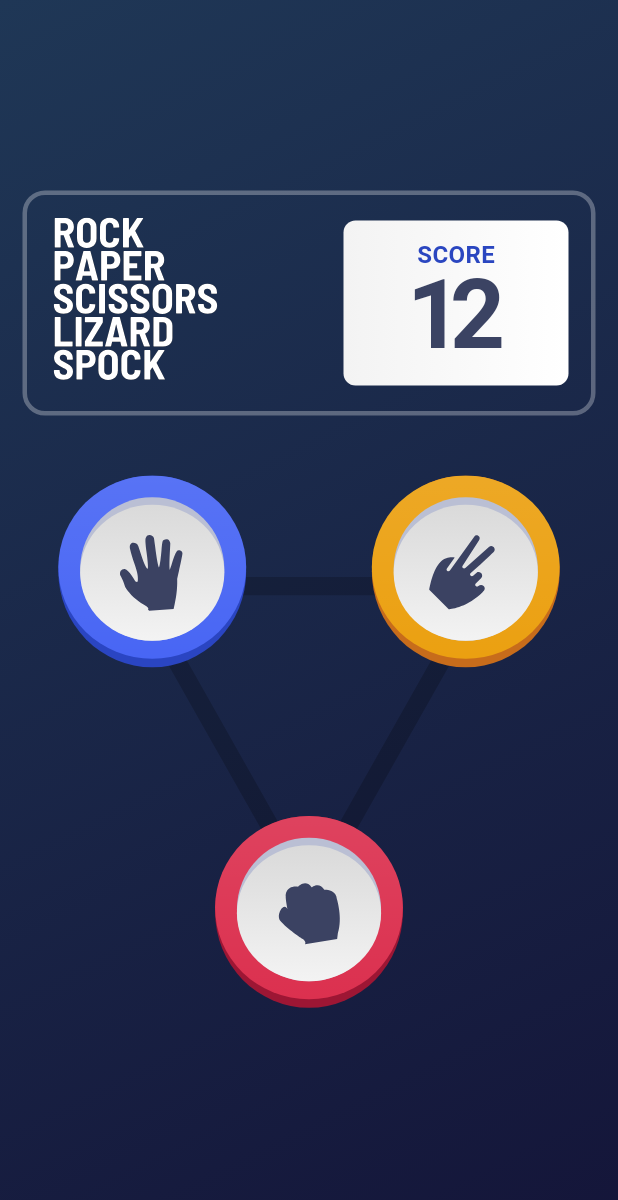
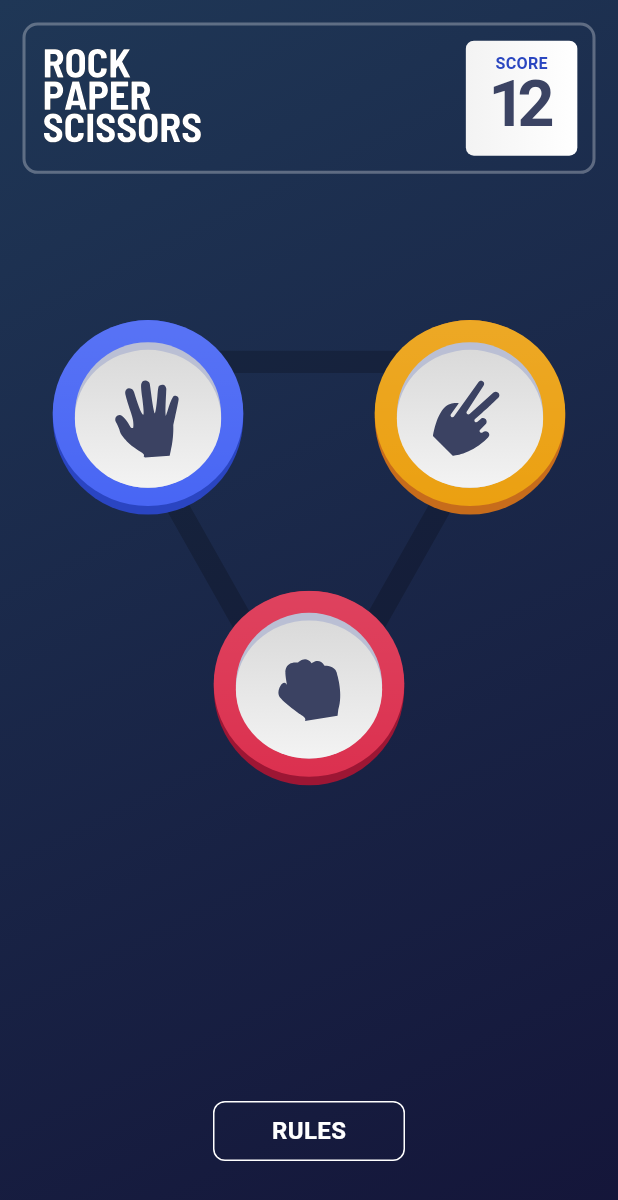
Before and after one commit to H11TM4N/whatsapp_clone, a Flutter app: the screen it shows after launch, on a phone screen of 412 x 824 dp. Shown: the top 1200 px of the screen. Run offline on Flutter 3.47's test engine with Material 3 defaults, Android fonts, the phone set to English and light mode, and no system bars; our stand-ins replace flutter_hooks, flutter_svg.

Commit message:
feat: implement rules display

```diff
--- a/lib/src/features/game/presentation/components/components.dart
+++ b/lib/src/features/game/presentation/components/components.dart
@@ -1,2 +1,3 @@
 export 'score_board.dart';
 export 'game_option_container.dart';
+export 'game_rules.dart';
--- a/lib/src/features/game/presentation/components/game_option_container.dart
+++ b/lib/src/features/game/presentation/components/game_option_container.dart
@@ -38,8 +38,8 @@ class GameOptionContainer extends HookWidget {
               onExit: (_) => isHovering.value = false,
               child: SvgAsset(
                 path: icon,
-                height: size,
-                width: size,
+                // height: size,
+                // width: size,
               ),
             ),
           );
--- a/lib/src/features/game/presentation/components/score_board.dart
+++ b/lib/src/features/game/presentation/components/score_board.dart
@@ -14,7 +14,15 @@ class ScoreBoard extends StatelessWidget {
   @override
   Widget build(BuildContext context) {
     return Container(
+      margin: EdgeInsets.only(bottom: DeviceType(context).isMobile ? 60 : 0),
+      child: FittedBox(
+        fit: BoxFit.contain,
+        child: Container(
           padding: EdgeInsets.all(15),
+          constraints: BoxConstraints(
+            maxWidth: 700,
+            maxHeight: 150,
+          ),
           decoration: BoxDecoration(
             border: Border.all(
               width: 3,
@@ -22,17 +30,29 @@ class ScoreBoard extends StatelessWidget {
             ),
             borderRadius: BorderRadius.circular(15),
           ),
+          child: AspectRatio(
+            aspectRatio: 700 / 150,
             child: Row(
               mainAxisAlignment: MainAxisAlignment.spaceBetween,
               children: [
-          SvgAsset(path: isBonus ? logoBonus : logo),
-          Container(
-            width: 150,
+                FittedBox(
+                  fit: BoxFit.contain,
+                  child: SvgAsset(path: isBonus ? logoBonus : logo),
+                ),
+                FittedBox(
+                  fit: BoxFit.contain,
+                  child: Container(
+                    constraints: BoxConstraints(
+                      maxHeight: 114,
+                      maxWidth: 150,
+                    ),
                     padding: EdgeInsets.symmetric(vertical: 15),
                     decoration: BoxDecoration(
                       gradient: appColors.scoreBoardGradient,
                       borderRadius: BorderRadius.circular(8),
                     ),
+                    child: AspectRatio(
+                      aspectRatio: 150 / 114,
                       child: Column(
                         children: [
                           AppText(
@@ -51,7 +71,12 @@ class ScoreBoard extends StatelessWidget {
                         ],
                       ),
                     ),
+                  ),
+                ),
               ],
+            ),
+          ),
+        ),
       ),
     );
   }
--- a/lib/src/features/game/presentation/screens/home_screen.dart
+++ b/lib/src/features/game/presentation/screens/home_screen.dart
@@ -1,6 +1,8 @@
 import 'package:flutter/material.dart';
 import 'package:rock_paper_scissors/src/features/game/presentation/components/components.dart';
 import 'package:rock_paper_scissors/src/shared/shared.dart';
+
+import 'select_option.dart';
 
 class HomeScreen extends StatelessWidget {
   const HomeScreen({super.key});
@@ -9,55 +11,46 @@ class HomeScreen extends StatelessWidget {
   Widget build(BuildContext context) {
     return Scaffold(
       body: Container(
+        height: double.infinity,
+        padding: EdgeInsets.symmetric(vertical: 15),
         decoration: BoxDecoration(
           gradient: appColors.backgroundGradient,
         ),
         child: AppColumn(
+          centerContent: !DeviceType(context).isMobile,
           children: [
             ScoreBoard(
               score: 12,
-              isBonus: true,
+              isBonus: false,
             ),
             YBox(20),
-            SizedBox(
-              width: 436,
-              height: 400,
-              child: Stack(
-                alignment: Alignment.center,
-                children: [
-                  SvgAsset(
-                    path: bgTriangle,
-                    width: 254,
-                    height: 287,
-                  ),
-                  Column(
-                    mainAxisAlignment: MainAxisAlignment.spaceBetween,
-                    children: [
-                      Row(
-                        mainAxisAlignment: MainAxisAlignment.spaceBetween,
-                        children: [
-                          GameOptionContainer(
-                            icon: paperTile,
-                            size: DeviceType(context).isMobile ? 133 : 150,
-                          ),
-                          GameOptionContainer(
-                            icon: scissorsTile,
-                            size: DeviceType(context).isMobile ? 133 : 150,
-                          ),
-                        ],
-                      ),
-                      GameOptionContainer(
-                        icon: rockTile,
-                        size: DeviceType(context).isMobile ? 133 : 150,
-                      ),
-                    ],
-                  ),
-                ],
-              ),
-            ),
+            SelectOptionState(),
           ],
         ),
       ),
+      floatingActionButton: RulesButton(
+        onTap: () {
+          if (!DeviceType(context).isMobile) {
+            AppDialog.dialog(
+              context,
+              GameRules(isDialog: true, isBonus: false),
+            );
+          } else {
+            showModalBottomSheet(
+              context: context,
+              isScrollControlled: true,
+              shape: Border(),
+              builder: (context) => GameRules(
+                isDialog: false,
+                isBonus: false,
+              ),
+            );
+          }
+        },
+      ),
+      floatingActionButtonLocation: DeviceType(context).isMobile
+          ? FloatingActionButtonLocation.centerDocked
+          : null,
     );
   }
 }
--- /dev/null
+++ b/lib/src/features/game/presentation/screens/select_option.dart
@@ -0,0 +1,58 @@
+
+import 'package:flutter/material.dart';
+import 'package:rock_paper_scissors/src/features/game/presentation/components/components.dart';
+import 'package:rock_paper_scissors/src/shared/shared.dart';
+
+class SelectOptionState extends StatelessWidget {
+  const SelectOptionState({
+    super.key,
+  });
+
+  @override
+  Widget build(BuildContext context) {
+    return FittedBox(
+      fit: BoxFit.contain,
+      child: Container(
+        constraints: BoxConstraints(
+          maxWidth: 436,
+          maxHeight: 400,
+        ),
+        child: AspectRatio(
+          aspectRatio: 436 / 400,
+          child: Stack(
+            alignment: Alignment.center,
+            children: [
+              AspectRatio(
+                aspectRatio: 254 / 287,
+                child: SvgAsset(
+                  path: bgTriangle,
+                  // width: 254,
+                  // height: 287,
+                ),
+              ),
+              Column(
+                mainAxisAlignment: MainAxisAlignment.spaceBetween,
+                children: [
+                  Row(
+                    mainAxisAlignment: MainAxisAlignment.spaceBetween,
+                    children: [
+                      GameOptionContainer(
+                        icon: paperTile,
+                      ),
+                      GameOptionContainer(
+                        icon: scissorsTile,
+                      ),
+                    ],
+                  ),
+                  GameOptionContainer(
+                    icon: rockTile,
+                  ),
+                ],
+              ),
+            ],
+          ),
+        ),
+      ),
+    );
+  }
+}
--- a/lib/src/shared/widgets/app_buttons.dart
+++ b/lib/src/shared/widgets/app_buttons.dart
@@ -0,0 +1,80 @@
+import 'package:flutter/material.dart';
+import 'package:flutter_hooks/flutter_hooks.dart';
+import 'package:rock_paper_scissors/src/shared/shared.dart';
+
+class RulesButton extends HookWidget {
+  final VoidCallback onTap;
+  const RulesButton({
+    super.key,
+    required this.onTap,
+  });
+
+  @override
+  Widget build(BuildContext context) {
+    final isHovering = useState<bool>(false);
+    return BounceInAnimation(
+      onTap: onTap,
+      child: MouseRegion(
+        cursor: SystemMouseCursors.click,
+        onEnter: (_) => isHovering.value = true,
+        onExit: (_) => isHovering.value = false,
+        child: Container(
+          width: 128,
+          height: 40,
+          margin:
+              EdgeInsets.only(bottom: DeviceType(context).isMobile ? 50 : 0),
+          alignment: Alignment.center,
+          decoration: BoxDecoration(
+            gradient: isHovering.value ? appColors.scoreBoardGradient : null,
+            border: Border.all(color: appColors.white),
+            borderRadius: BorderRadius.circular(8),
+          ),
+          child: AppText(
+            'RULES',
+            height: 0,
+            fontSize: 16,
+            color: isHovering.value ? Color(0xFF3B4262) : appColors.white,
+            fontWeight: FontWeight.w600,
+          ),
+        ),
+      ),
+    );
+  }
+}
+
+class PlayAgainButton extends HookWidget {
+  final VoidCallback onTap;
+  const PlayAgainButton({
+    super.key,
+    required this.onTap,
+  });
+
+  @override
+  Widget build(BuildContext context) {
+    final isHovering = useState<bool>(false);
+    return BounceInAnimation(
+      onTap: onTap,
+      child: MouseRegion(
+        cursor: SystemMouseCursors.click,
+        onEnter: (_) => isHovering.value = true,
+        onExit: (_) => isHovering.value = false,
+        child: Container(
+          width: 220,
+          height: 48,
+          alignment: Alignment.center,
+          decoration: BoxDecoration(
+            gradient: isHovering.value ? appColors.scoreBoardGradient : null,
+            borderRadius: BorderRadius.circular(8),
+          ),
+          child: AppText(
+            'PLAY AGAIN',
+            height: 0,
+            fontSize: 16,
+            color: isHovering.value ? Colors.red : Color(0xFF3B4262),
+            fontWeight: FontWeight.w600,
+          ),
+        ),
+      ),
+    );
+  }
+}
--- a/lib/src/shared/widgets/app_column.dart
+++ b/lib/src/shared/widgets/app_column.dart
@@ -27,16 +27,18 @@ class AppColumn extends StatelessWidget {
       child: SafeArea(
         child: Padding(
           padding: padding ?? EdgeInsets.symmetric(horizontal: 15),
-          child: shouldScroll
-              ? SingleChildScrollView(
-                  child: Column(
-                    mainAxisSize: mainAxisSize,
-                    mainAxisAlignment: mainAxisAlignment,
-                    crossAxisAlignment: crossAxisAlignment,
-                    children: children,
-                  ),
-                )
-              : Column(
+          child:
+          // shouldScroll
+          //     ? SingleChildScrollView(
+          //         child: Column(
+          //           mainAxisSize: mainAxisSize,
+          //           mainAxisAlignment: mainAxisAlignment,
+          //           crossAxisAlignment: crossAxisAlignment,
+          //           children: children,
+          //         ),
+          //       )
+          //     :
+               Column(
                   mainAxisSize: mainAxisSize,
                   mainAxisAlignment: mainAxisAlignment,
                   crossAxisAlignment: crossAxisAlignment,
```
Also changed, not shown: lib/src/features/game/presentation/components/game_rules.dart (added, +61 -0 lines). Lines whose indentation alone changed are shown as unchanged.
